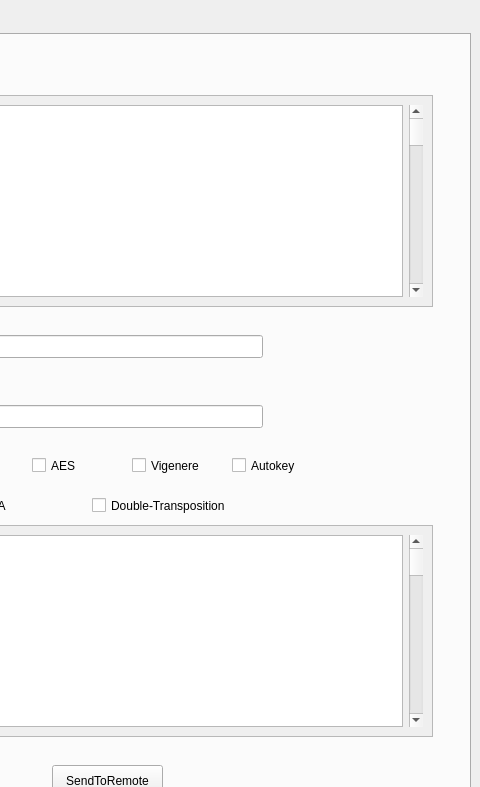
Before: the Qt Designer form src/ui_module/SuperSecurity.ui in zn66665/CryptoHomework, drawn with Qt 5; both pictures show x 599 to 1079 and y 0 to 787 of the 1079 by 882 pixel window.
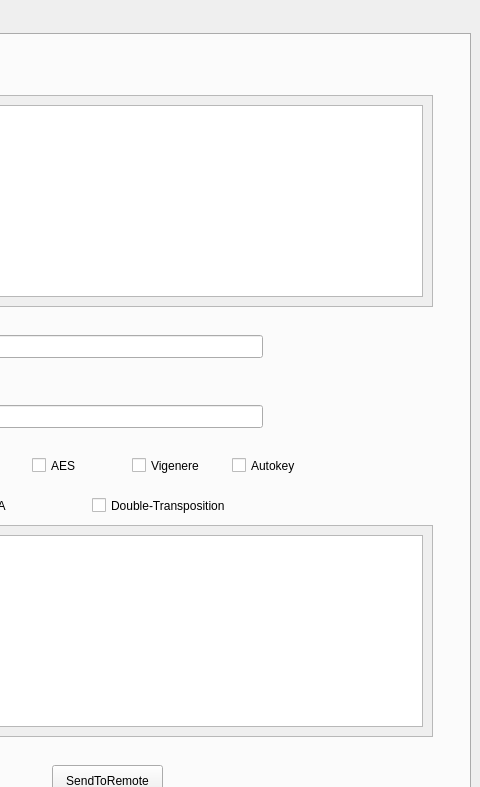
After: the same form once the commit is applied. The open tabs and pages were chosen to show the change.

```diff
--- a/src/ui_module/SuperSecurity.ui
+++ b/src/ui_module/SuperSecurity.ui
@@ -79,13 +79,6 @@
             </property>
            </widget>
           </item>
-          <item>
-           <widget class="QScrollBar" name="verticalScrollBar">
-            <property name="orientation">
-             <enum>Qt::Vertical</enum>
-            </property>
-           </widget>
-          </item>
          </layout>
         </widget>
        </widget>
@@ -177,13 +170,6 @@
             </property>
            </widget>
           </item>
-          <item>
-           <widget class="QScrollBar" name="verticalScrollBar_2">
-            <property name="orientation">
-             <enum>Qt::Vertical</enum>
-            </property>
-           </widget>
-          </item>
          </layout>
         </widget>
        </widget>
```
Left out of the diff: 24 changed lines with no effect on the pictures.
